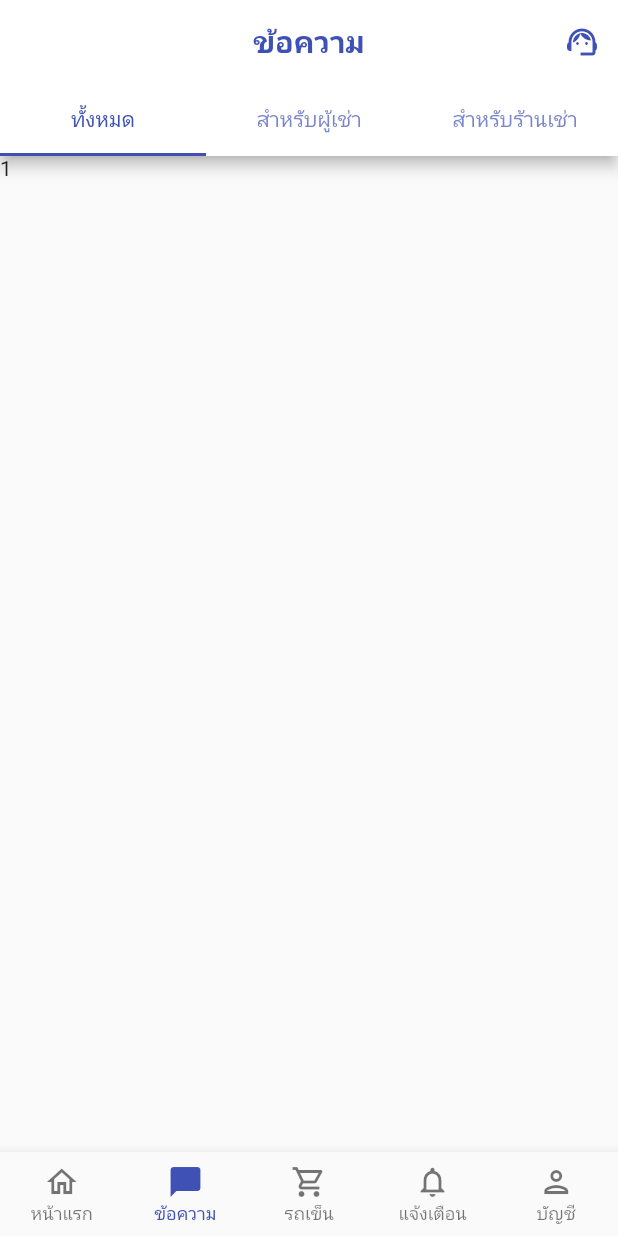
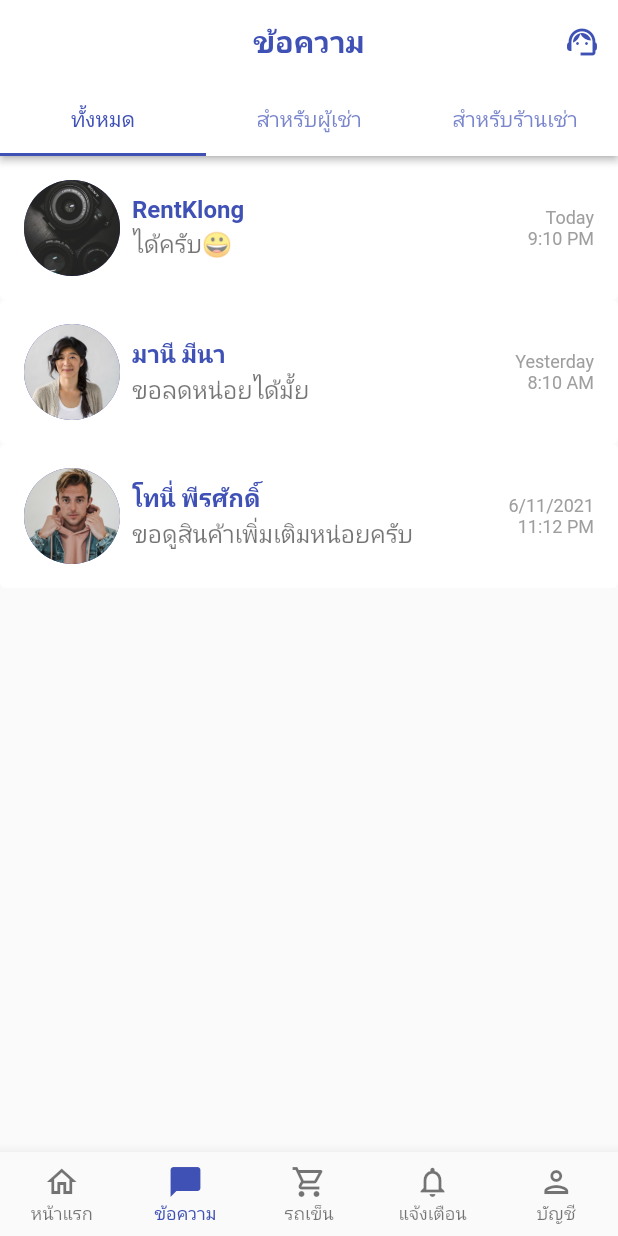
Before and after one commit to CE-KMITL-Project-2021-Group-36/Rental-App, a Flutter app: the screen it shows after launch, item 2 of the bottom bar chosen, on a phone screen of 412 x 824 dp. Run offline on Flutter 3.47's test engine with Material 2 defaults, Android fonts, the phone set to English and light mode, and no system bars; our stand-ins replace carousel_pro; network calls fail.

Commit message:
[feat] Creat chat room card

```diff
--- a/rental_app/lib/chat_page.dart
+++ b/rental_app/lib/chat_page.dart
@@ -16,6 +16,13 @@ class _ChatPageState extends State<ChatPage> {
         appBar: AppBar(
           backgroundColor: Colors.white,
           foregroundColor: Colors.indigo,
+          centerTitle: true,
+          title: const Text(
+            'ข้อความ',
+            style: TextStyle(fontWeight: FontWeight.bold),
+          ),
+          //shadowColor: Colors.transparent,
+          elevation: 2,
           actions: [
             IconButton(
               icon: const Icon(
@@ -38,20 +45,70 @@ class _ChatPageState extends State<ChatPage> {
               ),
             ],
           ),
-          centerTitle: true,
-          title: const Text(
-            'ข้อความ',
-            style: TextStyle(fontWeight: FontWeight.bold),
-          ),
         ),
-        body: const TabBarView(
+        body: TabBarView(
           children: [
-            Text('1'),
-            Text('2'),
-            Text('3'),
+            SingleChildScrollView(
+              child: Column(
+                  crossAxisAlignment: CrossAxisAlignment.start,
+                  children: [
+                    _buildChatRoom('assets/images/shop_profile.png','RentKlong','ได้ครับ😀','Today\n9:10 PM'),
+                    _buildChatRoom('assets/images/manee_profile.png','มานี มีนา','ขอลดหน่อยได้มั้ย','Yesterday\n8:10 AM'),
+                    _buildChatRoom('assets/images/tony_profile.png','โทนี่ พีรศักดิ์','ขอดูสินค้าเพิ่มเติมหน่อยครับ','6/11/2021\n11:12 PM'),
+                  ]),
+            ),
+            SingleChildScrollView(
+              child: Column(
+                  crossAxisAlignment: CrossAxisAlignment.start,
+                  children: [
+                    _buildChatRoom('assets/images/shop_profile.png','RentKlong','ได้ครับ😀','Today\n9:10 PM'),
+                  ]),
+            ),
+            SingleChildScrollView(
+              child: Column(
+                  crossAxisAlignment: CrossAxisAlignment.start,
+                  children: [
+                    _buildChatRoom('assets/images/manee_profile.png','มานี มีนา','ขอลดหน่อยได้มั้ย','Yesterday\n8:10 AM'),
+                    _buildChatRoom('assets/images/tony_profile.png','โทนี่ พีรศักดิ์','ขอดูสินค้าเพิ่มเติมหน่อยครับ','6/11/2021\n11:12 PM'),
+                  ]),
+            ),
           ],
         ),
       ),
     );
   }
+
+  Widget _buildChatRoom(profileImage, name, lastMessage, timestamp) {
+    return TextButton(
+      onPressed: () {},
+      style: ButtonStyle(
+        //side: MaterialStateProperty.all(BorderSide(width: 2, color: Colors.red)),
+        //foregroundColor: MaterialStateProperty.all(Colors.black),
+        backgroundColor: MaterialStateProperty.all(Colors.white),
+        padding: MaterialStateProperty.all(
+            EdgeInsets.symmetric(vertical: 16, horizontal: 16)),
+      ),
+      child: Row(crossAxisAlignment: CrossAxisAlignment.center, children: [
+        CircleAvatar(
+          radius: 32,
+          backgroundImage: AssetImage(profileImage),
+        ),
+        SizedBox(width: 8),
+        Expanded(
+          child: Column(
+            crossAxisAlignment: CrossAxisAlignment.start,
+            children: [
+              Text(name,
+                  style: TextStyle(fontSize: 16, fontWeight: FontWeight.bold)),
+              SizedBox(height: 2),
+              Text(lastMessage,
+                  style: TextStyle(color: Colors.black54, fontSize: 16))
+            ],
+          ),
+        ),
+        Text(timestamp,
+                style: TextStyle(fontSize: 12, color: Colors.grey, fontWeight: FontWeight.w400), textAlign: TextAlign.right),
+      ]),
+    );
+  }
 }
```
Also changed, not shown: rental_app/assets/images/tony_profile.png (added).
